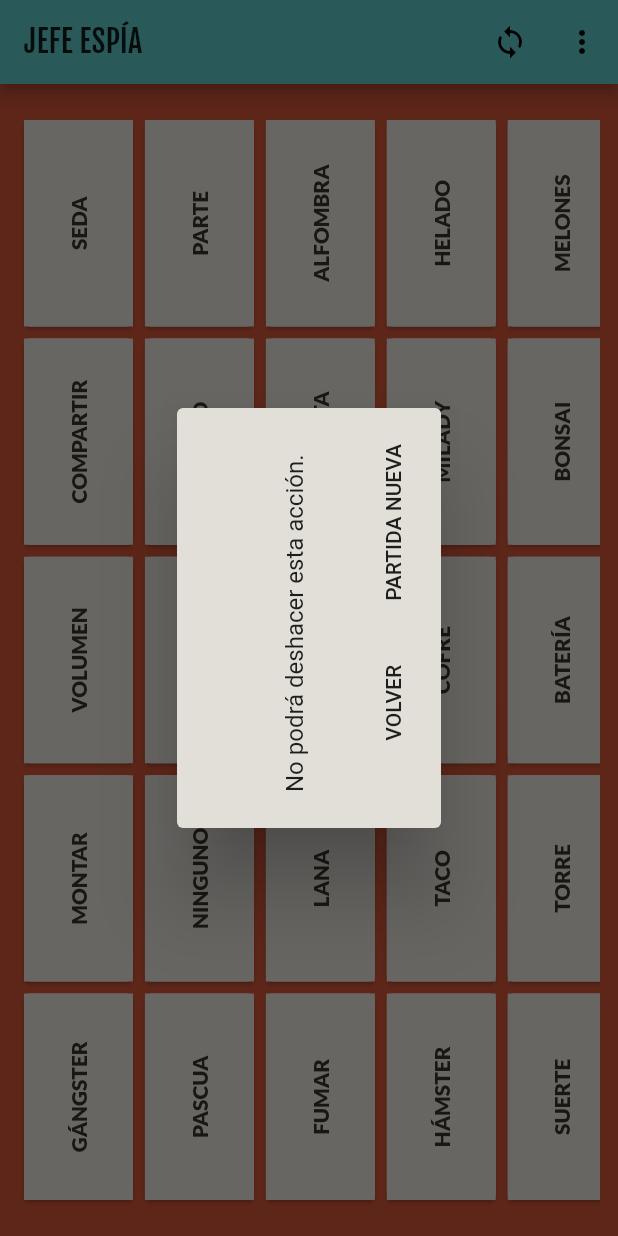
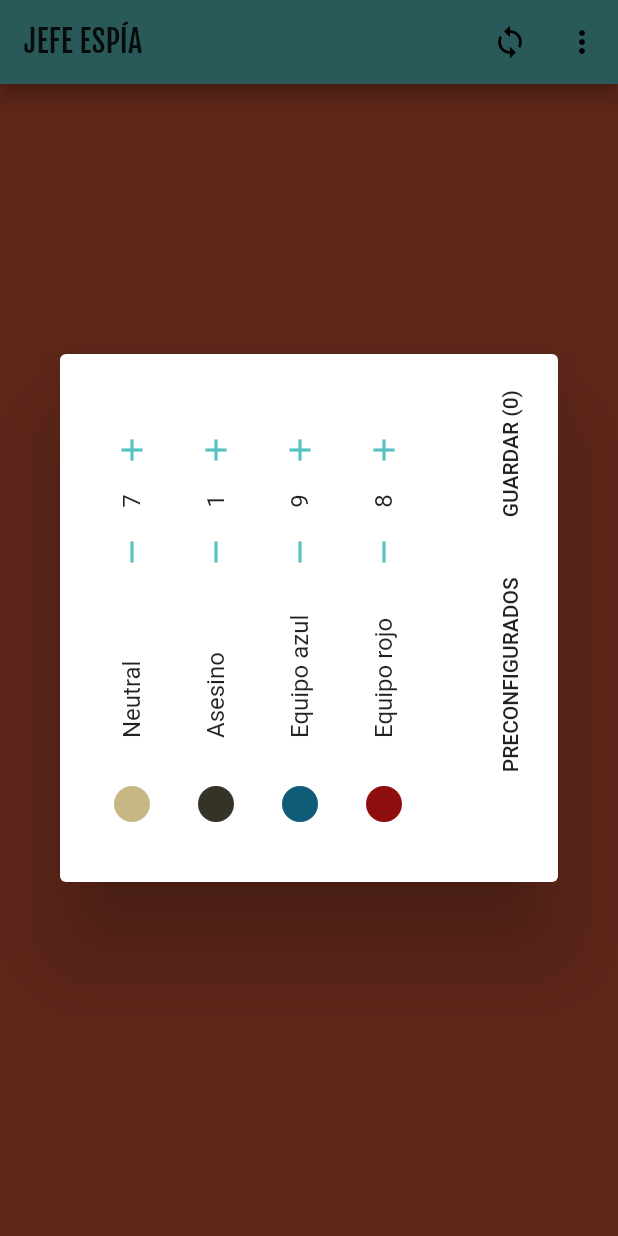
Before and after one commit to TheHolyDenier/spy_masters, a Flutter app: the screen it shows after launch, after a tap on the "loop" icon, on a phone screen of 412 x 824 dp. Run offline on Flutter 3.47's test engine with Material 2 defaults, Android fonts, the phone set to English and light mode, and no system bars; our stand-ins replace permission_handler, qr_flutter, share; missing offline and left inert: barcode_scan.

Commit message:
custom games

```diff
--- a/lib/models/enums/card_type.dart
+++ b/lib/models/enums/card_type.dart
@@ -2,7 +2,6 @@ import 'package:flutter/material.dart';
 
 import '../../utils/palette.dart';
 import '../../utils/strings.dart';
-
 
 enum CardType { KILLER, NEUTRAL, BLUE_TEAM, RED_TEAM, UNKNOWN }
 
@@ -25,17 +24,18 @@ extension CardExtension on CardType {
   int get value {
     switch (this) {
       case CardType.NEUTRAL:
-        return 0;
+        return 1;
       case CardType.BLUE_TEAM:
         return 2;
       case CardType.RED_TEAM:
         return 3;
       case CardType.KILLER:
-        return 1;
+        return 0;
       default:
         return 4;
     }
   }
+
   String get toText {
     switch (this) {
       case CardType.NEUTRAL:
@@ -44,11 +44,10 @@ extension CardExtension on CardType {
         return Strings.team_blue;
       case CardType.RED_TEAM:
         return Strings.team_red;
-        case CardType.KILLER:
+      case CardType.KILLER:
         return Strings.killer;
       default:
         return Strings.unknown;
     }
   }
-
 }
--- a/lib/screens/main_screen.dart
+++ b/lib/screens/main_screen.dart
@@ -1,4 +1,6 @@
 import 'package:flutter/material.dart';
+import 'package:spy_masters/models/enums/card_type.dart';
+import 'package:spy_masters/screens/widgets/new_game_widget.dart';
 
 //SCREENS
 import './export_qr_screen.dart';
@@ -26,15 +28,13 @@ class _MainScreenState extends State<MainScreen> {
   List<int> _random = [];
   List<int> _randomWords = [];
 
-  _MainScreenState() {
-    if (_random.length == 0) {
-      randomize();
-    }
-  }
+  @override
+  void initState() {
+    super.initState();
+    WidgetsBinding.instance.addPostFrameCallback((_) async {
+      if (_random.isEmpty && _randomWords.isEmpty) _createNewGame();
 
-  void randomize() {
-    _random = GameGenerator.genDistribution();
-    _randomWords = GameGenerator.getWords();
+    });
   }
 
   @override
@@ -73,16 +73,37 @@ class _MainScreenState extends State<MainScreen> {
           ),
         ],
       ),
-      body: GameWidget(_randomWords, _random),
+      body: _randomWords.isNotEmpty && _random.isNotEmpty
+          ? GameWidget(_randomWords, _random)
+          : Container(),
     );
   }
 
-  void _newGame() {
-    showDialog(
+  Future<void> _newGame() async {
+    int reply = await showDialog(
       context: context,
       builder: (_) => SureWidget(),
       barrierDismissible: true,
     );
+    if (reply == 1) {
+      setState(() {
+        _random = [];
+        _randomWords = [];
+      });
+      _createNewGame();
+    }
+  }
+
+  Future<void> _createNewGame() async {
+    Map<CardType, int> options = await showDialog(
+        context: context,
+        builder: (_) => NewGameWidget(),
+        barrierDismissible: false);
+
+    setState(() {
+      _random = GameGenerator.genDistribution(options: options ?? null);
+      _randomWords = GameGenerator.getWords(_random.length);
+    });
   }
 
   void _scanQr() {
--- a/lib/screens/widgets/card_widget.dart
+++ b/lib/screens/widgets/card_widget.dart
@@ -67,7 +67,6 @@ class _CardWidgetState extends State<CardWidget> {
     if (!_card.isRevealed) {
       if (!isGame) {
         _card.cardType = await askTeam();
-        print('tmp ${_card.cardType}');
       }
       if (_card.cardType != CardType.UNKNOWN) {
         setState(() {
--- /dev/null
+++ b/lib/screens/widgets/new_game_widget.dart
@@ -0,0 +1,101 @@
+import 'package:flutter/material.dart';
+import 'package:spy_masters/models/enums/card_type.dart';
+import 'package:spy_masters/utils/palette.dart';
+import 'package:spy_masters/utils/strings.dart';
+
+class NewGameWidget extends StatefulWidget {
+  @override
+  _NewGameWidgetState createState() => _NewGameWidgetState();
+}
+
+class _NewGameWidgetState extends State<NewGameWidget> {
+  final _total = 25;
+  var _noUsed = 0;
+  final Map<CardType, int> gameConfiguration = {
+    CardType.NEUTRAL: 7,
+    CardType.KILLER: 1,
+    CardType.BLUE_TEAM: 9,
+    CardType.RED_TEAM: 8
+  };
+
+  @override
+  Widget build(BuildContext context) {
+    return RotatedBox(
+      quarterTurns: 3,
+      child: AlertDialog(
+        content: Column(
+          mainAxisSize: MainAxisSize.min,
+          children: [
+            for (var card in gameConfiguration.keys)
+              ListTile(
+                leading: ClipOval(
+                  child: Container(
+                    width: 24,
+                    height: 24,
+                    decoration: BoxDecoration(color: card.color),
+                  ),
+                ),
+                title: Wrap(
+                  alignment: WrapAlignment.center,
+                  crossAxisAlignment: WrapCrossAlignment.center,
+                  children: [
+                    Container(width: 100, child: Text(card.toText)),
+                    IconButton(
+                      icon: Icon(
+                        Icons.remove,
+                        color: Palette.primaryWatch,
+                      ),
+                      onPressed: _noUsed < _total ? () => _rest(card) : null,
+                    ),
+                    Container(
+                        width: 20,
+                        child: Text(
+                          '${gameConfiguration[card]}',
+                          textAlign: TextAlign.center,
+                        )),
+                    IconButton(
+                      icon: Icon(
+                        Icons.add,
+                        color: Palette.primaryWatch,
+                      ),
+                      onPressed: _noUsed > 0 ? () => _sum(card) : null,
+                    )
+                  ],
+                ),
+              ),
+          ],
+        ),
+        actions: [
+          FlatButton(
+            onPressed: () => Navigator.pop(context),
+            child: Text(Strings.def.toUpperCase()),
+          ),
+          FlatButton(
+              onPressed: _total ==
+                      gameConfiguration.values
+                          .reduce((value, element) => value + element)
+                  ? _saveGame
+                  : null,
+              child: Text('${Strings.save.toUpperCase()} ($_noUsed)'))
+        ],
+      ),
+    );
+  }
+
+  void _saveGame() => Navigator.pop(context, gameConfiguration);
+
+  _sum(CardType card) {
+    setState(() {
+      gameConfiguration[card]++;
+      _noUsed--;
+    });
+  }
+
+  _rest(CardType card) {
+    if (gameConfiguration[card] > 0)
+      setState(() {
+        gameConfiguration[card]--;
+        _noUsed++;
+      });
+  }
+}
--- a/lib/screens/widgets/sure_widget.dart
+++ b/lib/screens/widgets/sure_widget.dart
@@ -26,15 +26,18 @@ class SureWidget extends StatelessWidget {
         actions: [
           FlatButton(
             onPressed: () {
-              Navigator.pop(context);
+              Navigator.pop(context, 0);
             },
             child: Text(
               Strings.go_back.toUpperCase(),
             ),
           ),
           FlatButton(
-            onPressed: () => function != null ? _callFunction(context) : Navigator.of(context)
-                .pushNamedAndRemoveUntil(MainScreen.route, (route) => false),
+            onPressed: () => function != null
+                ? _callFunction(context)
+                : Navigator.pop(context, 1),
+            // Navigator.of(context)
+            //     .pushNamedAndRemoveUntil(MainScreen.route, (route) => false),
             child: Text(
               Strings.new_game.toUpperCase(),
             ),
--- a/lib/utils/generator.dart
+++ b/lib/utils/generator.dart
@@ -1,41 +1,28 @@
+import 'package:spy_masters/models/enums/card_type.dart';
+
 import './codes.dart';
 
 class GameGenerator {
-  static List<int> roles = [
-    0, //1
-    1, //1 TOWN
-    1,
-    1,
-    1,
-    1,
-    1,
-    1,
-    2, //1 BLUE
-    2,
-    2,
-    2,
-    2,
-    2,
-    2,
-    2,
-    2,
-    3, //1 RED
-    3,
-    3,
-    3,
-    3,
-    3,
-    3,
-    3
-  ];
+  static const _gameConfiguration = {
+    CardType.NEUTRAL: 7,
+    CardType.KILLER: 1,
+    CardType.BLUE_TEAM: 9,
+    CardType.RED_TEAM: 8
+  };
 
-  static List<int> genDistribution() {
-    return List.from(roles)..shuffle();
+  static List<int> genDistribution(
+      {Map<CardType, int> options}) {
+    if (options == null) options = _gameConfiguration;
+    List<int> list = [];
+    for (var card in options.keys) {
+      list.addAll(List.filled(options[card], card.value));
+    }
+    return list..shuffle();
   }
 
-  static List<int> getWords() {
-    var list = new List<int>.generate(SpyReport.clues.length -1, (i) => i + 1);
+  static List<int> getWords(int length) {
+    var list = new List<int>.generate(SpyReport.clues.length - 1, (i) => i + 1);
 
-    return List.from(List.from(list..shuffle()).getRange(0, roles.length));
+    return List.from(List.from(list..shuffle()).getRange(0, length));
   }
 }
--- a/lib/utils/strings.dart
+++ b/lib/utils/strings.dart
@@ -37,4 +37,7 @@ class Strings {
   static const killer = 'Asesino';
 
   static const unknown = 'Desconocido';
+
+  static const def = 'Preconfigurados';
+  static const save = 'Guardar';
 }
```
